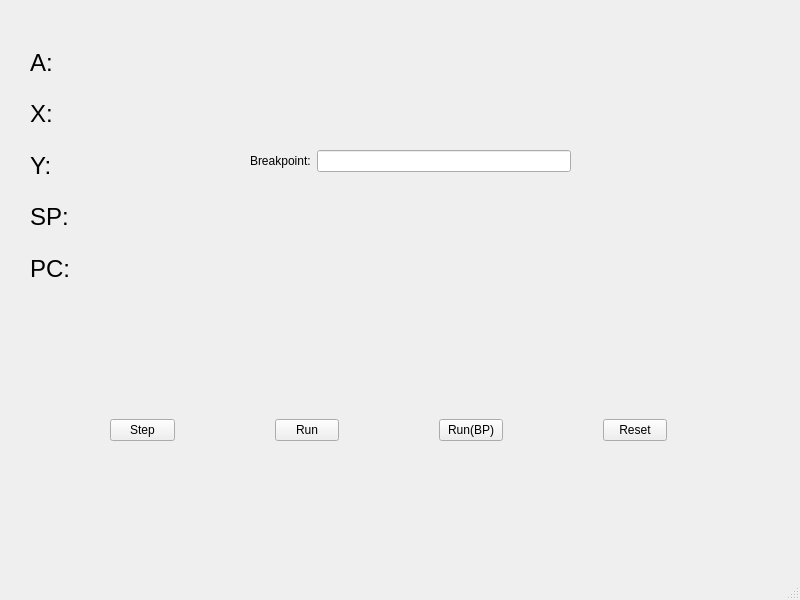
First picture: the form in debugger/mainwindow.ui, repository felixkorch/Kandidatarbete-LLVMES, before the edit.
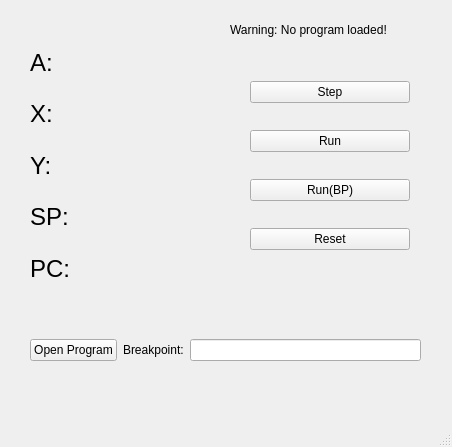
Second picture: the form after the edit.

Commit message: Improve UI & Make browse possible

Patch:
```diff
--- a/debugger/mainwindow.ui
+++ b/debugger/mainwindow.ui
@@ -6,69 +6,14 @@
    <rect>
     <x>0</x>
     <y>0</y>
-    <width>800</width>
-    <height>600</height>
+    <width>452</width>
+    <height>447</height>
    </rect>
   </property>
   <property name="windowTitle">
    <string>MainWindow</string>
   </property>
   <widget class="QWidget" name="centralwidget">
-   <widget class="QWidget" name="horizontalLayoutWidget">
-    <property name="geometry">
-     <rect>
-      <x>10</x>
-      <y>390</y>
-      <width>757</width>
-      <height>80</height>
-     </rect>
-    </property>
-    <layout class="QHBoxLayout" name="horizontalLayout">
-     <property name="spacing">
-      <number>100</number>
-     </property>
-     <property name="leftMargin">
-      <number>100</number>
-     </property>
-     <property name="rightMargin">
-      <number>100</number>
-     </property>
-     <item>
-      <widget class="QPushButton" name="Button_Push">
-       <property name="text">
-        <string>Step</string>
-       </property>
-      </widget>
-     </item>
-     <item>
-      <widget class="QPushButton" name="Button_Run">
-       <property name="enabled">
-        <bool>true</bool>
-       </property>
-       <property name="text">
-        <string>Run</string>
-       </property>
-      </widget>
-     </item>
-     <item>
-      <widget class="QPushButton" name="Button_Run_BP">
-       <property name="enabled">
-        <bool>true</bool>
-       </property>
-       <property name="text">
-        <string>Run(BP)</string>
-       </property>
-      </widget>
-     </item>
-     <item>
-      <widget class="QPushButton" name="Button_Reset">
-       <property name="text">
-        <string>Reset</string>
-       </property>
-      </widget>
-     </item>
-    </layout>
-   </widget>
    <widget class="QWidget" name="verticalLayoutWidget">
     <property name="geometry">
      <rect>
@@ -145,24 +90,93 @@
     <property name="geometry">
      <rect>
       <x>250</x>
-      <y>150</y>
-      <width>321</width>
-      <height>51</height>
+      <y>60</y>
+      <width>160</width>
+      <height>211</height>
      </rect>
     </property>
-    <layout class="QFormLayout" name="formLayout">
-     <item row="0" column="0">
-      <widget class="QLabel" name="label">
+    <layout class="QVBoxLayout" name="verticalLayout_2">
+     <item>
+      <widget class="QPushButton" name="Button_Push">
+       <property name="text">
+        <string>Step</string>
+       </property>
+      </widget>
+     </item>
+     <item>
+      <widget class="QPushButton" name="Button_Run">
+       <property name="enabled">
+        <bool>true</bool>
+       </property>
+       <property name="text">
+        <string>Run</string>
+       </property>
+      </widget>
+     </item>
+     <item>
+      <widget class="QPushButton" name="Button_Run_BP">
+       <property name="enabled">
+        <bool>true</bool>
+       </property>
+       <property name="text">
+        <string>Run(BP)</string>
+       </property>
+      </widget>
+     </item>
+     <item>
+      <widget class="QPushButton" name="Button_Reset">
+       <property name="text">
+        <string>Reset</string>
+       </property>
+      </widget>
+     </item>
+    </layout>
+   </widget>
+   <widget class="QWidget" name="horizontalLayoutWidget">
+    <property name="geometry">
+     <rect>
+      <x>30</x>
+      <y>310</y>
+      <width>391</width>
+      <height>80</height>
+     </rect>
+    </property>
+    <layout class="QHBoxLayout" name="horizontalLayout">
+     <item>
+      <widget class="QPushButton" name="Button_Browse">
+       <property name="text">
+        <string>Open Program</string>
+       </property>
+      </widget>
+     </item>
+     <item>
+      <widget class="QLabel" name="Label_Breakpoint">
        <property name="text">
         <string>Breakpoint:</string>
        </property>
+       <property name="margin">
+        <number>0</number>
+       </property>
       </widget>
      </item>
-     <item row="0" column="1">
+     <item>
       <widget class="QLineEdit" name="Edit_Breakpoint"/>
      </item>
     </layout>
    </widget>
+   <widget class="QLabel" name="Label_Loaded">
+    <property name="geometry">
+     <rect>
+      <x>230</x>
+      <y>20</y>
+      <width>191</width>
+      <height>20</height>
+     </rect>
+    </property>
+    <property name="text">
+     <string>Warning: No program loaded!</string>
+    </property>
+   </widget>
   </widget>
   <widget class="QMenuBar" name="menubar">
    <property name="geometry">
```
Left out of the diff: 4 changed lines with no effect on the pictures. The commit also changes 4 other files.
